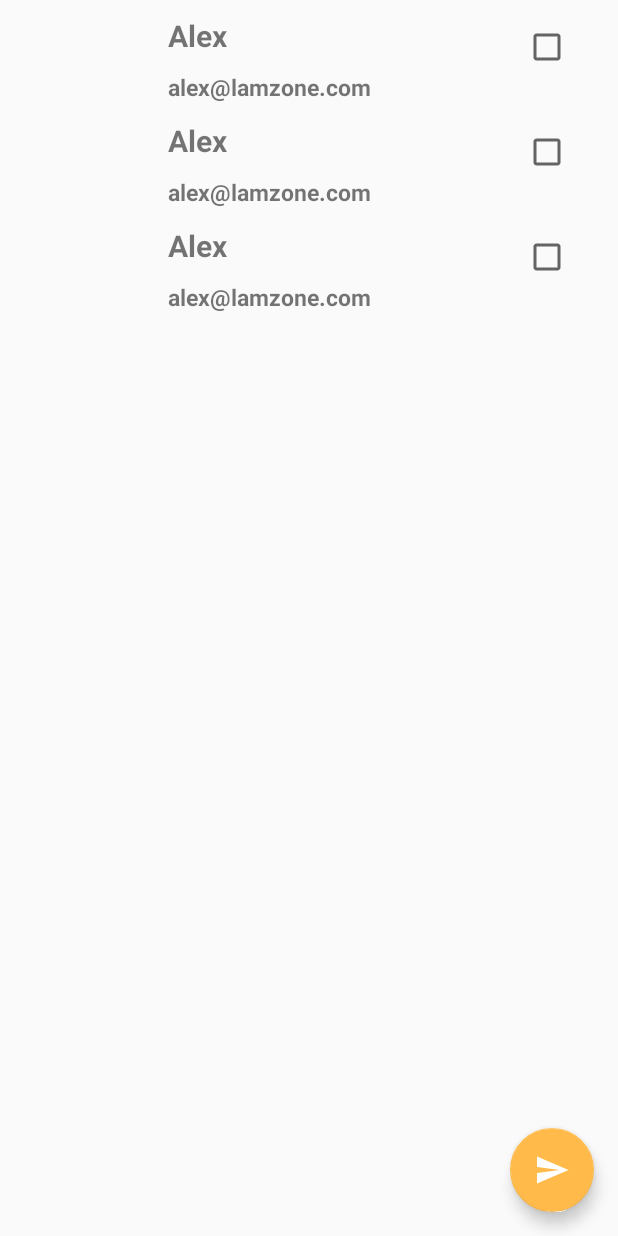
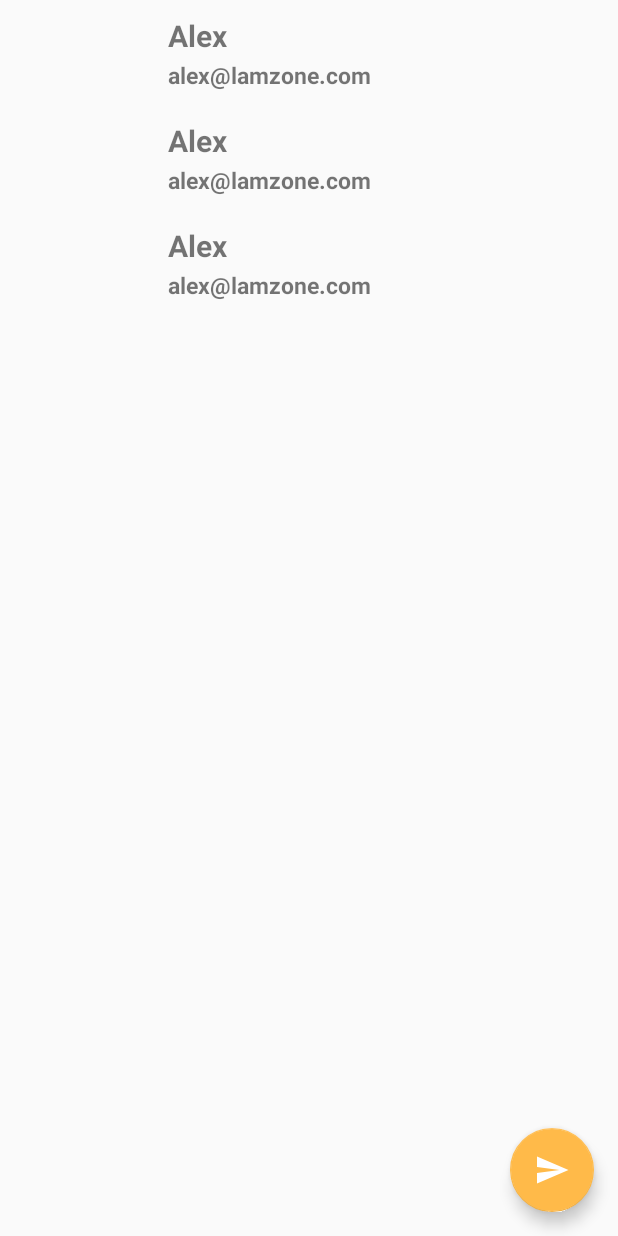
Before and after one commit to fouomene/Mareu, an Android app: the layout activity_list_co_workers.xml on its own in the app's theme, with its tools: preview values and no code run, on a phone screen of 412 x 824 dp. Run offline under Robolectric (Android 15) with nearby library versions, the phone set to English and light mode, and no system bars.

```diff
--- a/app/build.gradle
+++ b/app/build.gradle
@@ -43,4 +43,6 @@ dependencies {
 
     implementation 'com.github.bumptech.glide:glide:4.11.0'
     annotationProcessor 'com.github.bumptech.glide:compiler:4.11.0'
+
+    implementation 'androidx.recyclerview:recyclerview-selection:1.0.0'
 }
--- a/app/src/main/java/com/developpeuseoc/mareu/ui_meeting_list/ListMeetingActivity.java
+++ b/app/src/main/java/com/developpeuseoc/mareu/ui_meeting_list/ListMeetingActivity.java
@@ -11,6 +11,7 @@ import butterknife.OnClick;
 
 
 public class ListMeetingActivity extends AppCompatActivity {
+
 
     @Override
     protected void onCreate(Bundle savedInstanceState) {
--- a/app/src/main/res/layout/activity_add_meeting.xml
+++ b/app/src/main/res/layout/activity_add_meeting.xml
@@ -7,7 +7,6 @@
     android:layout_height="match_parent"
     android:orientation="vertical"
     tools:context=".ui_meeting_list.AddMeetingActivity">
-
 
     <RelativeLayout
         android:id="@+id/linearLayout"
@@ -46,6 +45,7 @@
 
             </LinearLayout>
         </androidx.cardview.widget.CardView>
+
 
         <ImageView
             android:id="@+id/placeImageView"
--- a/app/src/main/res/layout/fragment_coworkers.xml
+++ b/app/src/main/res/layout/fragment_coworkers.xml
@@ -6,6 +6,7 @@
     android:layout_width="match_parent"
     android:layout_height="wrap_content"
     android:orientation="vertical"
+    android:clickable="true"
     android:id="@+id/parentLayout_fragment_coworkers">
 
 
@@ -40,16 +41,7 @@
         android:textSize="15dp"
         android:layout_toRightOf="@id/item_list_avatar"
         android:layout_below="@id/item_list_name"
-        android:layout_marginTop="10dp"
+        android:layout_marginTop="02dp"
         android:layout_marginLeft="30dp" />
 
-    <CheckBox
-        android:id="@+id/checkBox"
-        android:layout_width="wrap_content"
-        android:layout_height="wrap_content"
-        android:layout_alignParentRight="true"
-        android:layout_marginTop="15dp"
-        android:layout_marginRight="15dp"/>
-
-
 </RelativeLayout>
```
Also changed, not shown: app/src/main/java/com/developpeuseoc/mareu/model/CoWorker.java (+9 -0 lines), app/src/main/java/com/developpeuseoc/mareu/service/ApiService.java (+8 -0 lines), app/src/main/java/com/developpeuseoc/mareu/service/FakeApiService.java (+21 -0 lines), app/src/main/java/com/developpeuseoc/mareu/ui_meeting_list/AddMeetingActivity.java (+28 -0 lines), app/src/main/java/com/developpeuseoc/mareu/ui_meeting_list/ListCoWorkersActivity.java (+19 -0 lines), app/src/main/java/com/developpeuseoc/mareu/ui_meeting_list/MyCoWorkerRecyclerViewAdapter.java (+13 -4 lines).
